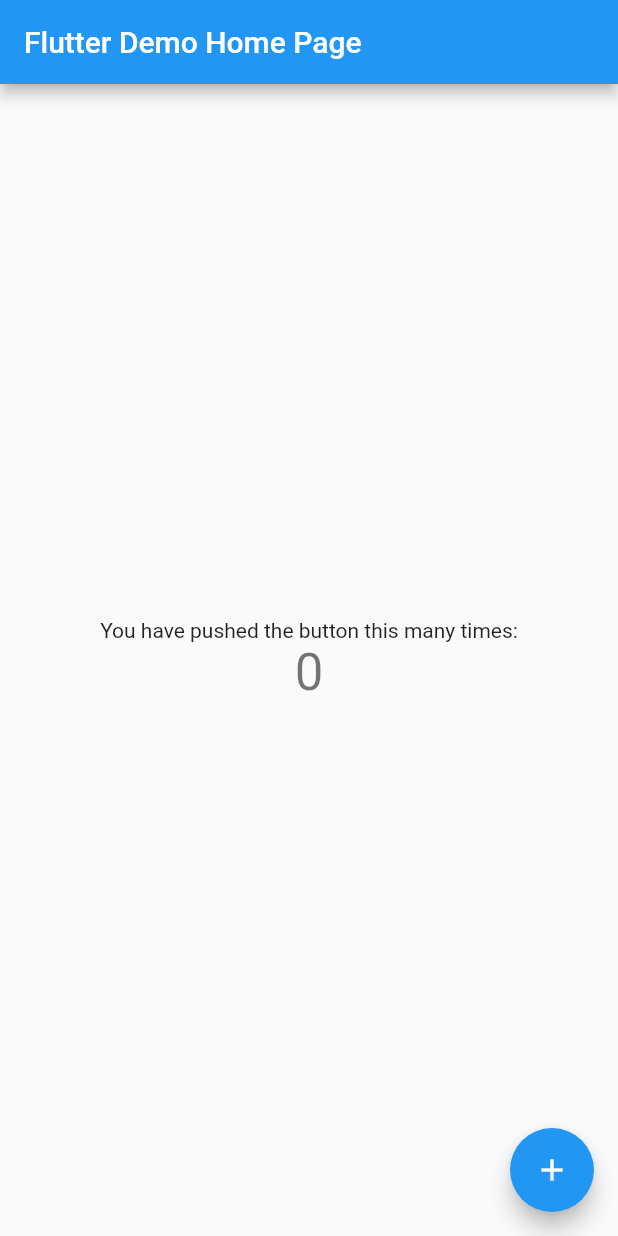
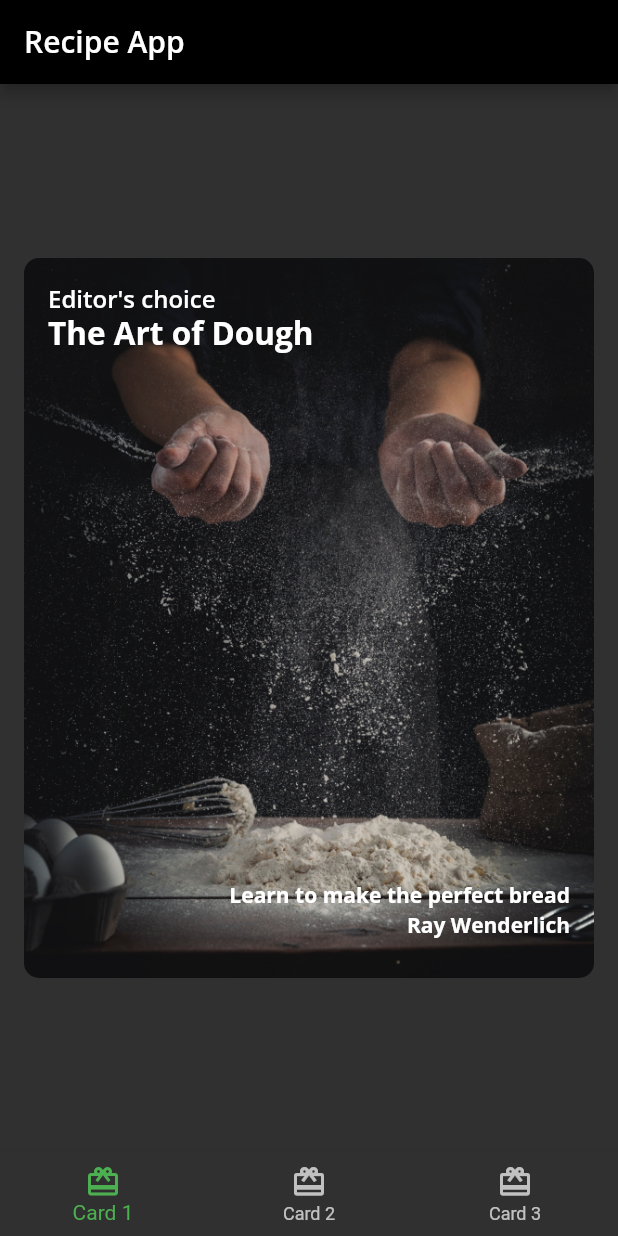
Before and after one commit to princeabdul90/social_recipe_app, a Flutter app: the screen it shows after launch, on a phone screen of 412 x 824 dp. Run offline on Flutter 3.47's test engine with Material 2 defaults, Android fonts, the phone set to English and light mode, and no system bars; our stand-ins replace google_fonts.

Commit message:
created reuseable custom card, main card, author card and recipe card

```diff
--- /dev/null
+++ b/lib/components/author_card.dart
@@ -0,0 +1,44 @@
+import 'package:flutter/material.dart';
+import 'package:recipe_app/components/cirlce_image.dart';
+import 'package:recipe_app/theme/theme.dart';
+
+class AuthorCard extends StatelessWidget {
+  const AuthorCard({
+    Key? key,
+    required this.authorName,
+    required this.title,
+    this.imageProvider,
+  }) : super(key: key);
+
+  final String authorName;
+  final String title;
+  final ImageProvider? imageProvider;
+
+  @override
+  Widget build(BuildContext context) {
+    return Row(
+      mainAxisAlignment: MainAxisAlignment.spaceBetween,
+      children: [
+        Row(
+          children: [
+            CircleImage(imageProvider: imageProvider, imageRadius: 28,),
+            const SizedBox(width: 8,),
+            Column(
+              crossAxisAlignment: CrossAxisAlignment.start,
+              children: [
+                Text(authorName, style: RecipeTheme.lightThemeText.headline2,),
+                Text(title, style: RecipeTheme.lightThemeText.headline3,)
+              ],
+            )
+          ],
+        ),
+        IconButton(
+            onPressed: (){
+              const snackBar = SnackBar(content: Text('Favorite Pressed'));
+              ScaffoldMessenger.of(context).showSnackBar(snackBar);
+            },
+            icon: Icon(Icons.favorite_border, size: 30, color: Colors.grey[400],)),
+      ],
+    );
+  }
+}
--- /dev/null
+++ b/lib/components/card_1.dart
@@ -0,0 +1,64 @@
+import 'package:flutter/material.dart';
+import 'package:recipe_app/components/custom_card.dart';
+import 'package:recipe_app/theme/theme.dart';
+
+class Card1 extends CustomCard {
+
+  final String category;
+  final String title;
+  final String description;
+  final String chef;
+  final dynamic cardAssetImage;
+
+  Card1({Key? key,
+    required this.category,
+    required this.title,
+    required this.description,
+    required this.chef,
+    required this.cardAssetImage
+  }) : super(
+      key: key,
+    cardHeight: 480,
+    cardWidth: 380,
+    cardImage: AssetImage(cardAssetImage),
+    child: Container(
+      padding: const EdgeInsets.all(16.0),
+      child: Stack(
+        children: [
+          Text(
+            category,
+            style: RecipeTheme.darkThemeText.headline3,
+          ),
+          Positioned(
+            top: 20,
+            child: Text(
+              title,
+              style: RecipeTheme.darkThemeText.headline2,
+            ),
+          ),
+          Positioned(
+            bottom: 30,
+            right: 0,
+            child: Text(
+              description,
+              style: RecipeTheme.darkThemeText.bodyText1,
+            ),
+          ),
+          Positioned(
+            bottom: 10,
+            right: 0,
+            child: Text(
+              chef,
+              style: RecipeTheme.darkThemeText.bodyText1,
+            ),
+          )
+        ],
+      ),
+    ),
+
+  );
+
+
+
+
+}
--- /dev/null
+++ b/lib/components/card_2.dart
@@ -0,0 +1,54 @@
+import 'package:flutter/material.dart';
+import 'package:recipe_app/components/author_card.dart';
+import 'package:recipe_app/components/custom_card.dart';
+import 'package:recipe_app/theme/theme.dart';
+
+class Card2 extends CustomCard {
+  final dynamic cardAssetImage;
+  final dynamic authorImage;
+  final String authorName;
+  final String title;
+
+  Card2({
+    Key? key,
+    required this.cardAssetImage,
+    required this.authorImage,
+    required this.authorName,
+    required this.title,
+  }) : super(
+            key: key,
+            cardImage: AssetImage(cardAssetImage),
+            child: Container(
+              padding: const EdgeInsets.all(16.0),
+              child: Column(
+                children: [
+                  AuthorCard(
+                    authorName: authorName,
+                    title: title,
+                    imageProvider: AssetImage(authorImage),
+                  ),
+                  Expanded(
+                      child: Stack(
+                    children: [
+                      Positioned(
+                          bottom: 70,
+                          left: 16,
+                          child: RotatedBox(
+                              quarterTurns: 3,
+                              child: Text(
+                                'Smoothies',
+                                style: RecipeTheme.lightThemeText.headline1,
+                              ))),
+                      Positioned(
+                          bottom: 20,
+                          right: 16,
+                          child: Text(
+                            'Recipes',
+                            style: RecipeTheme.lightThemeText.headline1,
+                          )),
+                    ],
+                  ))
+                ],
+              ),
+            ));
+}
--- /dev/null
+++ b/lib/components/card_3.dart
@@ -0,0 +1,87 @@
+import 'package:flutter/material.dart';
+import 'package:recipe_app/components/custom_card.dart';
+import 'package:recipe_app/theme/theme.dart';
+
+class Card3 extends CustomCard {
+  final dynamic cardAssetImage;
+  final String title;
+
+  Card3({Key? key, this.cardAssetImage, required this.title})
+      : super(
+          key: key,
+          cardImage: AssetImage(cardAssetImage),
+          child: Stack(
+            children: [
+              Container(
+                decoration: BoxDecoration(
+                  color: Colors.black.withOpacity(0.6),
+                  borderRadius: const BorderRadius.all(Radius.circular(10.0)),
+                ),
+              ),
+              Container(
+                padding: const EdgeInsets.all(16.0),
+                child: Column(
+                  crossAxisAlignment: CrossAxisAlignment.start,
+                  children: [
+                    const Icon(
+                      Icons.book,
+                      size: 40,
+                      color: Colors.white,
+                    ),
+                    const SizedBox(
+                      height: 8,
+                    ),
+                    Text(
+                      title,
+                      style: RecipeTheme.darkThemeText.headline2,
+                    ),
+                    const SizedBox(
+                      height: 30,
+                    ),
+                  ],
+                ),
+              ),
+              Center(
+                child: Wrap(
+                  alignment: WrapAlignment.start,
+                  spacing: 16,
+                  children: [
+                    Chip(
+                      onDeleted: () => print('delete'),
+                      label: Text(
+                        'Healthy',
+                        style: RecipeTheme.darkThemeText.bodyText1,
+                      ),
+                      backgroundColor: Colors.black.withOpacity(0.4),
+                    ),
+                    Chip(
+                      onDeleted: () => print('delete'),
+                      label: Text(
+                        'Veggan',
+                        style: RecipeTheme.darkThemeText.bodyText1,
+                      ),
+                      backgroundColor: Colors.black.withOpacity(0.4),
+                    ),
+                    Chip(
+                      onDeleted: () => print('delete'),
+                      label: Text(
+                        'Mint',
+                        style: RecipeTheme.darkThemeText.bodyText1,
+                      ),
+                      backgroundColor: Colors.black.withOpacity(0.4),
+                    ),
+                    Chip(
+                      onDeleted: () => print('delete'),
+                      label: Text(
+                        'Lemongrass',
+                        style: RecipeTheme.darkThemeText.bodyText1,
+                      ),
+                      backgroundColor: Colors.black.withOpacity(0.4),
+                    ),
+                  ],
+                ),
+              )
+            ],
+          ),
+        );
+}
--- /dev/null
+++ b/lib/components/cirlce_image.dart
@@ -0,0 +1,24 @@
+import 'package:flutter/material.dart';
+
+class CircleImage extends StatelessWidget {
+  const CircleImage({
+    Key? key,
+    this.imageProvider,
+    this.imageRadius = 20,
+  }) : super(key: key);
+
+  final double imageRadius;
+  final ImageProvider? imageProvider;
+
+  @override
+  Widget build(BuildContext context) {
+    return CircleAvatar(
+      backgroundColor: Colors.white,
+      radius: imageRadius,
+      child: CircleAvatar(
+        radius: imageRadius - 5,
+        backgroundImage: imageProvider,
+      ),
+    );
+  }
+}
--- /dev/null
+++ b/lib/components/components.dart
@@ -0,0 +1,3 @@
+export 'card_1.dart';
+export 'card_2.dart';
+export 'card_3.dart';
--- /dev/null
+++ b/lib/components/custom_card.dart
@@ -0,0 +1,38 @@
+import 'package:flutter/material.dart';
+
+class CustomCard extends StatelessWidget {
+  final Widget child;
+  final dynamic cardImage;
+  final double cardBorderRadius;
+  final double cardHeight;
+  final double cardWidth;
+
+  const CustomCard(
+      {Key? key,
+      required this.child,
+      required this.cardImage,
+      this.cardBorderRadius = 10.0,
+      this.cardHeight = 450,
+      this.cardWidth = 350,
+      })
+      : super(key: key);
+
+  @override
+  Widget build(BuildContext context) {
+    return Center(
+        child: Container(
+          constraints: BoxConstraints.expand(
+            height: cardHeight,
+            width: cardWidth,
+          ),
+          decoration: BoxDecoration(
+            image: DecorationImage(
+              image: cardImage,
+              fit: BoxFit.cover,
+            ),
+            borderRadius: BorderRadius.all(Radius.circular(cardBorderRadius)),
+          ),
+          child: child,
+    ));
+  }
+}
--- /dev/null
+++ b/lib/home_page.dart
@@ -0,0 +1,71 @@
+import 'package:flutter/material.dart';
+import '../components/components.dart';
+
+class HomePage extends StatefulWidget {
+  const HomePage({Key? key}) : super(key: key);
+
+  @override
+  State<HomePage> createState() => _HomePageState();
+}
+
+class _HomePageState extends State<HomePage> {
+  int _selectIndex = 0;
+
+  List<Widget> pages = <Widget>[
+    Card1(
+        category: "Editor's choice",
+        title: "The Art of Dough",
+        description: "Learn to make the perfect bread",
+        chef: "Ray Wenderlich",
+        cardAssetImage: "assets/images/mag1.png"
+    ),
+    Card2(
+        authorName: "Mike Katz",
+        title: "Smoothies Connoisseur",
+        authorImage: "assets/images/person_katz.jpeg",
+        cardAssetImage: "assets/images/mag2.png"
+    ),
+    Card3(
+      title: "Recipe Trends",
+      cardAssetImage: "assets/images/mag3.png",
+    )
+  ];
+
+  void _onTappedItem(int index) {
+    setState(() {
+      _selectIndex = index;
+    });
+  }
+
+  @override
+  Widget build(BuildContext context) {
+    return Scaffold(
+      appBar: AppBar(
+        title: Text(
+          'Recipe App',
+          style: Theme.of(context).textTheme.headline6,
+        ),
+      ),
+      body: pages[_selectIndex],
+      bottomNavigationBar: BottomNavigationBar(
+        currentIndex: _selectIndex,
+        onTap: _onTappedItem,
+        selectedItemColor: Theme.of(context).textSelectionTheme.selectionColor,
+        items: const [
+          BottomNavigationBarItem(
+            icon: Icon(Icons.card_giftcard),
+            label: 'Card 1',
+          ),
+          BottomNavigationBarItem(
+            icon: Icon(Icons.card_giftcard),
+            label: 'Card 2',
+          ),
+          BottomNavigationBarItem(
+            icon: Icon(Icons.card_giftcard),
+            label: 'Card 3',
+          ),
+        ],
+      ),
+    );
+  }
+}
--- a/lib/main.dart
+++ b/lib/main.dart
@@ -1,4 +1,6 @@
 import 'package:flutter/material.dart';
+import 'package:recipe_app/theme/theme.dart';
+import 'home_page.dart';
 
 void main() {
   runApp(const MyApp());
@@ -10,106 +12,11 @@ class MyApp extends StatelessWidget {
   // This widget is the root of your application.
   @override
   Widget build(BuildContext context) {
+    final theme = RecipeTheme.dark();
     return MaterialApp(
-      title: 'Flutter Demo',
-      theme: ThemeData(
-        // This is the theme of your application.
-        //
-        // Try running your application with "flutter run". You'll see the
-        // application has a blue toolbar. Then, without quitting the app, try
-        // changing the primarySwatch below to Colors.green and then invoke
-        // "hot reload" (press "r" in the console where you ran "flutter run",
-        // or simply save your changes to "hot reload" in a Flutter IDE).
-        // Notice that the counter didn't reset back to zero; the application
-        // is not restarted.
-        primarySwatch: Colors.blue,
-      ),
-      home: const MyHomePage(title: 'Flutter Demo Home Page'),
+      title: 'Recipe App',
+      theme: theme,
+      home: const HomePage(),
     );
   }
 }
-
-class MyHomePage extends StatefulWidget {
-  const MyHomePage({Key? key, required this.title}) : super(key: key);
-
-  // This widget is the home page of your application. It is stateful, meaning
-  // that it has a State object (defined below) that contains fields that affect
-  // how it looks.
-
-  // This class is the configuration for the state. It holds the values (in this
-  // case the title) provided by the parent (in this case the App widget) and
-  // used by the build method of the State. Fields in a Widget subclass are
-  // always marked "final".
-
-  final String title;
-
-  @override
-  State<MyHomePage> createState() => _MyHomePageState();
-}
-
-class _MyHomePageState extends State<MyHomePage> {
-  int _counter = 0;
-
-  void _incrementCounter() {
-    setState(() {
-      // This call to setState tells the Flutter framework that something has
-      // changed in this State, which causes it to rerun the build method below
-      // so that the display can reflect the updated values. If we changed
-      // _counter without calling setState(), then the build method would not be
-      // called again, and so nothing would appear to happen.
-      _counter++;
-    });
-  }
-
-  @override
-  Widget build(BuildContext context) {
-    // This method is rerun every time setState is called, for instance as done
-    // by the _incrementCounter method above.
-    //
-    // The Flutter framework has been optimized to make rerunning build methods
-    // fast, so that you can just rebuild anything that needs updating rather
-    // than having to individually change instances of widgets.
-    return Scaffold(
-      appBar: AppBar(
-        // Here we take the value from the MyHomePage object that was created by
-        // the App.build method, and use it to set our appbar title.
-        title: Text(widget.title),
-      ),
-      body: Center(
-        // Center is a layout widget. It takes a single child and positions it
-        // in the middle of the parent.
-        child: Column(
-          // Column is also a layout widget. It takes a list of children and
-          // arranges them vertically. By default, it sizes itself to fit its
-          // children horizontally, and tries to be as tall as its parent.
-          //
-          // Invoke "debug painting" (press "p" in the console, choose the
-          // "Toggle Debug Paint" action from the Flutter Inspector in Android
-          // Studio, or the "Toggle Debug Paint" command in Visual Studio Code)
-          // to see the wireframe for each widget.
-          //
-          // Column has various properties to control how it sizes itself and
-          // how it positions its children. Here we use mainAxisAlignment to
-          // center the children vertically; the main axis here is the vertical
-          // axis because Columns are vertical (the cross axis would be
-          // horizontal).
-          mainAxisAlignment: MainAxisAlignment.center,
-          children: <Widget>[
-            const Text(
-              'You have pushed the button this many times:',
-            ),
-            Text(
-              '$_counter',
-              style: Theme.of(context).textTheme.headline4,
-            ),
-          ],
-        ),
-      ),
-      floatingActionButton: FloatingActionButton(
-        onPressed: _incrementCounter,
-        tooltip: 'Increment',
-        child: const Icon(Icons.add),
-      ), // This trailing comma makes auto-formatting nicer for build methods.
-    );
-  }
-}
--- /dev/null
+++ b/lib/theme/theme.dart
@@ -0,0 +1,97 @@
+import 'package:flutter/material.dart';
+import 'package:google_fonts/google_fonts.dart';
+
+class RecipeTheme {
+  static TextTheme lightThemeText = TextTheme(
+    bodyText1: GoogleFonts.openSans(
+      fontSize: 14,
+      fontWeight: FontWeight.w700,
+      color: Colors.black,
+    ),
+    headline1: GoogleFonts.openSans(
+      fontSize: 32,
+      fontWeight: FontWeight.bold,
+      color: Colors.black,
+    ),
+    headline2: GoogleFonts.openSans(
+      fontSize: 21,
+      fontWeight: FontWeight.w700,
+      color: Colors.black,
+    ),
+    headline3: GoogleFonts.openSans(
+      fontSize: 16,
+      fontWeight: FontWeight.w600,
+      color: Colors.black
+    ),
+    headline6: GoogleFonts.openSans(
+      fontSize: 20,
+      fontWeight: FontWeight.w600,
+      color: Colors.black,
+    )
+  );
+  static TextTheme darkThemeText = TextTheme(
+      bodyText1: GoogleFonts.openSans(
+        fontSize: 14,
+        fontWeight: FontWeight.w700,
+        color: Colors.white,
+      ),
+      headline1: GoogleFonts.openSans(
+        fontSize: 32,
+        fontWeight: FontWeight.bold,
+        color: Colors.white,
+      ),
+      headline2: GoogleFonts.openSans(
+        fontSize: 21,
+        fontWeight: FontWeight.w700,
+        color: Colors.white,
+      ),
+      headline3: GoogleFonts.openSans(
+          fontSize: 16,
+          fontWeight: FontWeight.w600,
+          color: Colors.white
+      ),
+      headline6: GoogleFonts.openSans(
+        fontSize: 20,
+        fontWeight: FontWeight.w600,
+        color: Colors.white,
+      )
+  );
+
+  static ThemeData light() {
+    return ThemeData(
+      brightness: Brightness.light,
+      textTheme: lightThemeText,
+      appBarTheme: const AppBarTheme(
+        foregroundColor: Colors.black,
+        backgroundColor: Colors.white
+      ),
+      checkboxTheme: CheckboxThemeData(
+        fillColor: MaterialStateProperty.resolveWith((states) => Colors.black),
+      ),
+      floatingActionButtonTheme: const FloatingActionButtonThemeData(
+        foregroundColor: Colors.white,
+        backgroundColor: Colors.black
+      ),
+      bottomNavigationBarTheme: const BottomNavigationBarThemeData(
+        selectedItemColor: Colors.green,
+      )
+    );
+  }
+  static ThemeData dark() {
+    return ThemeData(
+        brightness: Brightness.dark,
+        textTheme: darkThemeText,
+        appBarTheme: const AppBarTheme(
+            foregroundColor: Colors.white,
+            backgroundColor: Colors.black,
+        ),
+        floatingActionButtonTheme: const FloatingActionButtonThemeData(
+            foregroundColor: Colors.white,
+            backgroundColor: Colors.green
+        ),
+        bottomNavigationBarTheme: const BottomNavigationBarThemeData(
+          selectedItemColor: Colors.green,
+        )
+    );
+  }
+}
```
Also changed, not shown: pubspec.yaml (+6 -62 lines), assets/images/mag1.png (added), assets/images/mag2.png (added), assets/images/mag3.png (added), assets/images/person_katz.jpeg (added), pubspec.lock.
